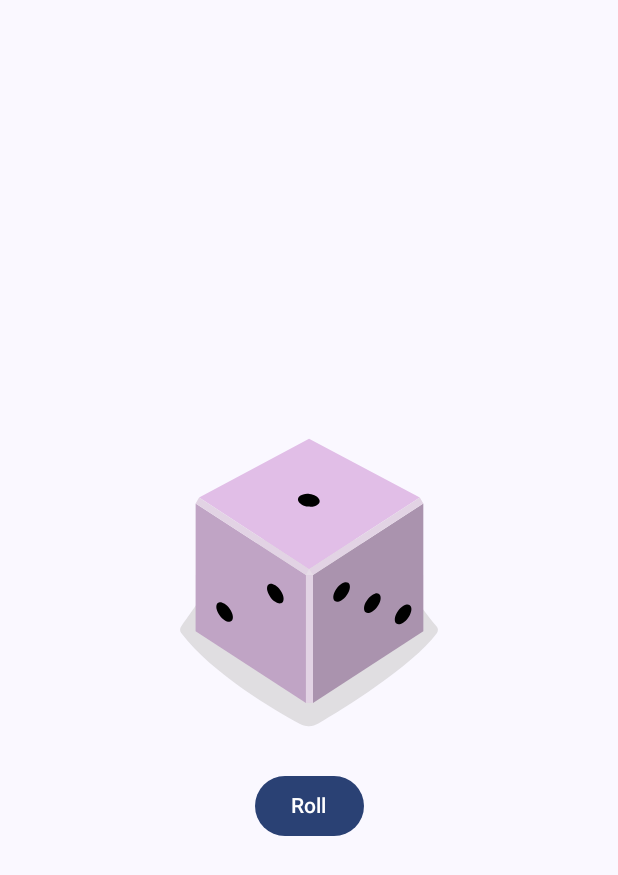
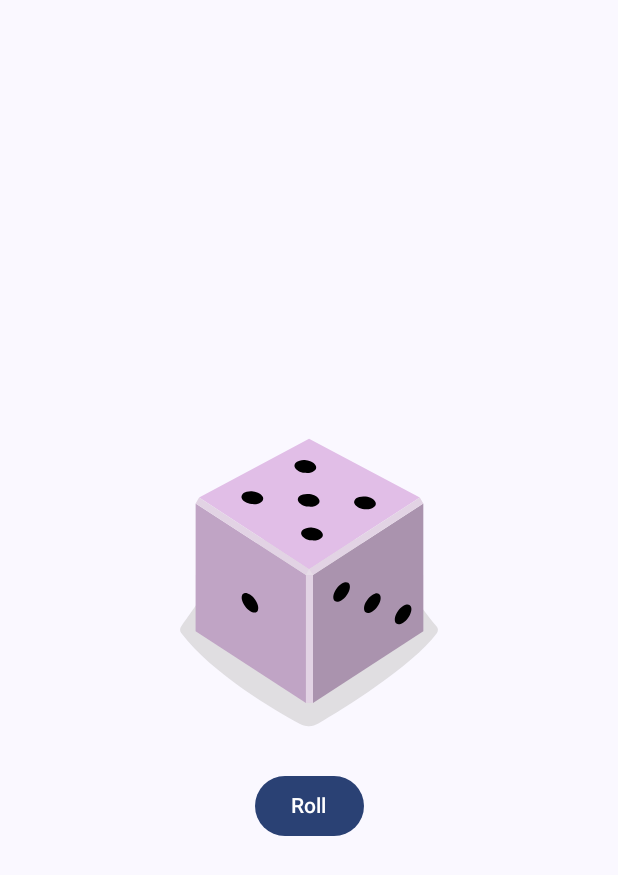
Before and after one commit to Lotsoo/dice-roller-app, an Android app built with Jetpack Compose: the screen it shows after launch (MainActivity), after a tap on "Roll", on a phone screen of 412 x 824 dp. Shown: the top 875 px of the screen. Run offline under Robolectric (Android 15) with nearby library versions, the phone set to English and light mode, and no system bars.

Commit message:
feat(button): create business logic

```diff
--- a/app/src/main/java/com/example/dicerollerapp/MainActivity.kt
+++ b/app/src/main/java/com/example/dicerollerapp/MainActivity.kt
@@ -16,6 +16,10 @@ import androidx.compose.material3.Scaffold
 import androidx.compose.material3.Surface
 import androidx.compose.material3.Text
 import androidx.compose.runtime.Composable
+import androidx.compose.runtime.getValue
+import androidx.compose.runtime.mutableStateOf
+import androidx.compose.runtime.remember
+import androidx.compose.runtime.setValue
 import androidx.compose.ui.Alignment
 import androidx.compose.ui.Modifier
 import androidx.compose.ui.res.painterResource
@@ -47,13 +51,22 @@ fun DiceRollerApp(modifier: Modifier = Modifier) {
 
 @Composable
 fun DiceWithButtonAndImage(modifier: Modifier = Modifier) {
+    var number by remember { mutableStateOf(1) }
+    var imageResource = when(number){
+        1 -> R.drawable.dice_1
+        2 -> R.drawable.dice_2
+        3 -> R.drawable.dice_3
+        4 -> R.drawable.dice_4
+        5 -> R.drawable.dice_5
+        else -> R.drawable.dice_6
+    }
     Column(
         modifier.fillMaxSize(),
         horizontalAlignment = Alignment.CenterHorizontally,
         verticalArrangement = Arrangement.Center
     ) {
-        Image(painter = painterResource(id = R.drawable.dice_1), contentDescription = "1")
-        Button(onClick = { /*TODO*/ }) {
+        Image(painter = painterResource(imageResource), contentDescription = imageResource.toString())
+        Button(onClick = { number = (1..6).random()}) {
             Text(text = stringResource(id = R.string.roll))
         }
     }
```
